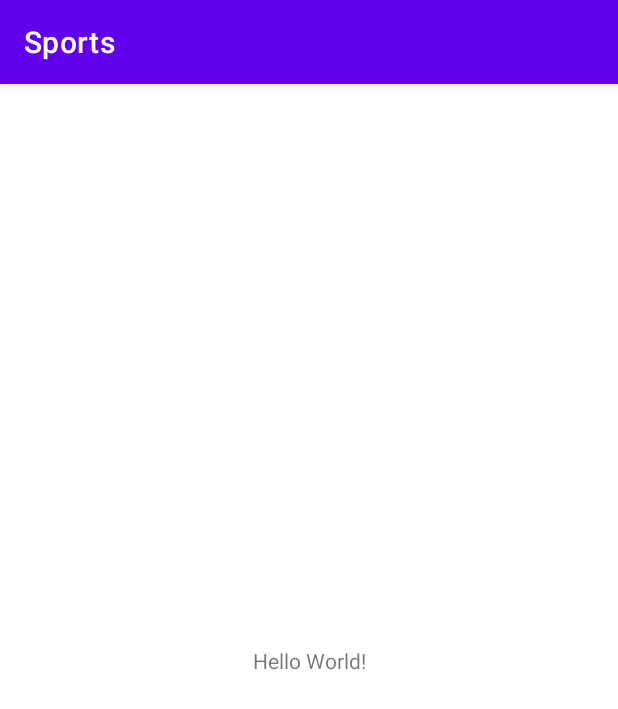
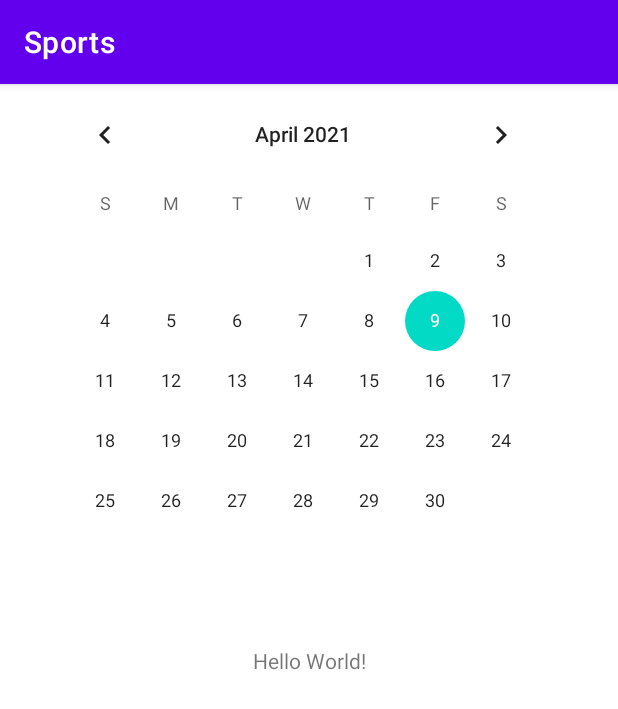
Before and after one commit to kblerandomstuff/WorkOuTree, an Android app: the screen it shows after launch (MainActivity), on a phone screen of 412 x 824 dp. Shown: the top 709 px of the screen. Run offline under Robolectric (Android 15) with nearby library versions, the light colour scheme and no system bars.

Commit message:
add calendar

```diff
--- a/app/src/main/res/layout/activity_main.xml
+++ b/app/src/main/res/layout/activity_main.xml
@@ -15,27 +15,12 @@
         app:layout_constraintRight_toRightOf="parent"
         app:layout_constraintTop_toTopOf="parent" />
 
-    <ImageView
-        android:id="@+id/imageView"
+    <CalendarView
+        android:id="@+id/calendarView"
         android:layout_width="wrap_content"
         android:layout_height="wrap_content"
-        app:layout_constraintEnd_toEndOf="parent"
-        app:layout_constraintHorizontal_bias="0.0"
+        android:layout_marginStart="28dp"
         app:layout_constraintStart_toStartOf="parent"
-        tools:layout_editor_absoluteY="244dp"
-        tools:srcCompat="@tools:sample/backgrounds/scenic" />
-
-    <ScrollView
-        android:layout_width="match_parent"
-        android:layout_height="match_parent"
-        app:layout_constraintEnd_toEndOf="parent"
-        app:layout_constraintStart_toStartOf="parent"
-        tools:layout_editor_absoluteY="-244dp">
-
-        <LinearLayout
-            android:layout_width="match_parent"
-            android:layout_height="wrap_content"
-            android:orientation="vertical" />
-    </ScrollView>
+        tools:layout_editor_absoluteY="398dp" />
 
 </androidx.constraintlayout.widget.ConstraintLayout>
```
